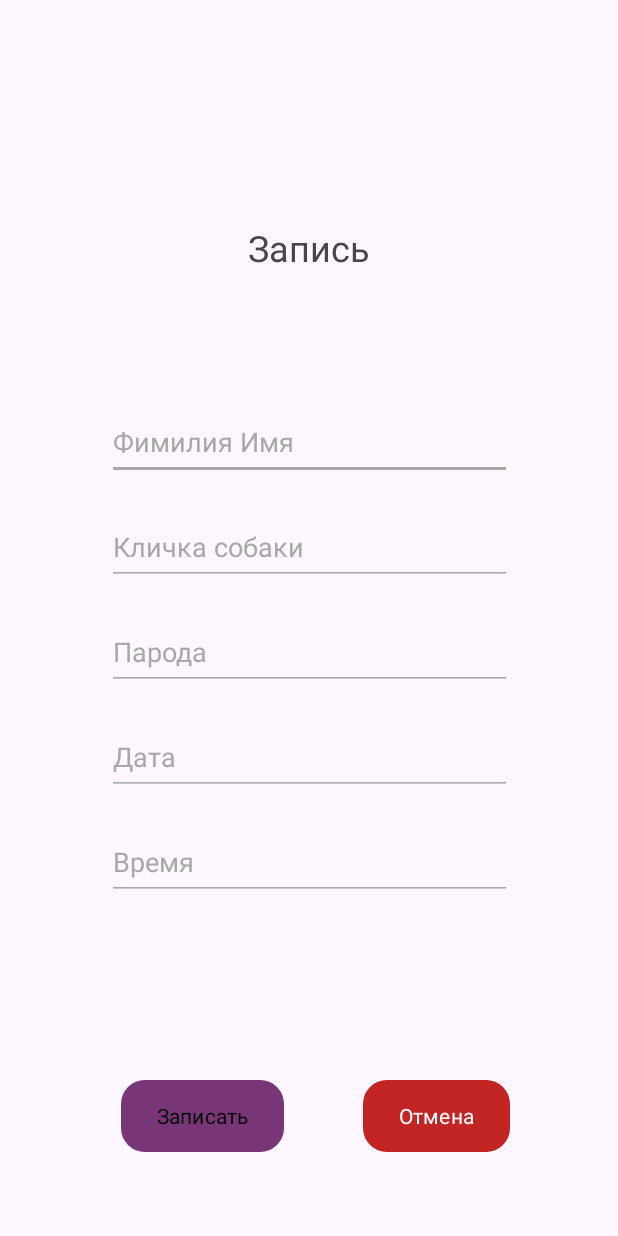
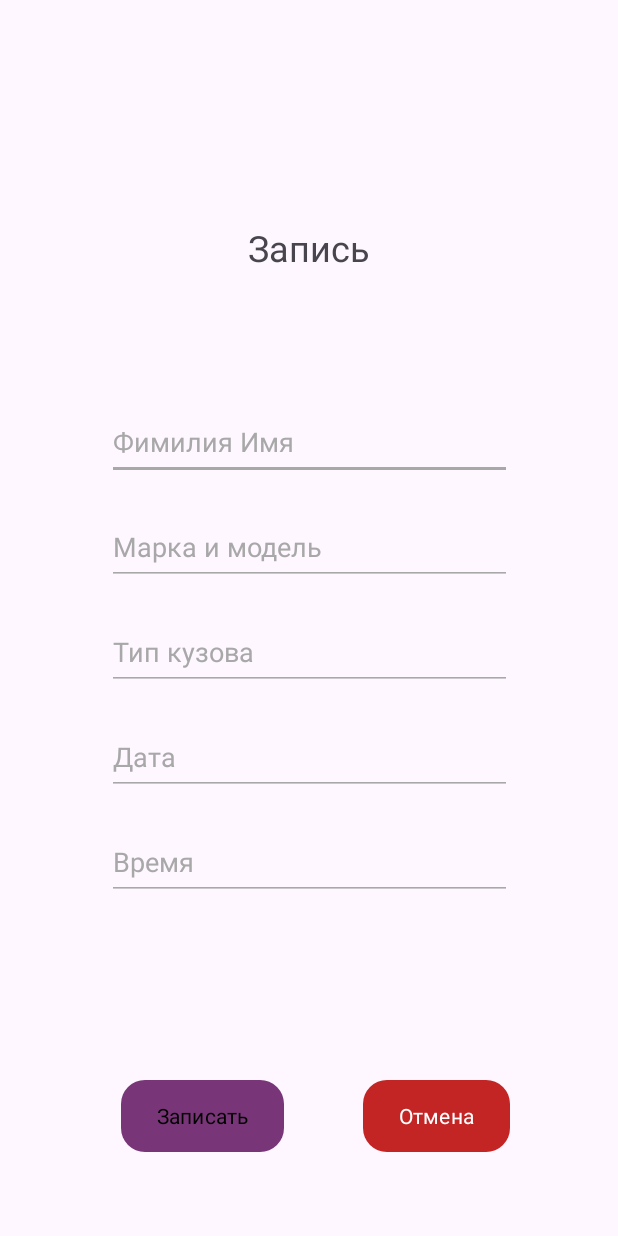
Before and after one commit to Dexl2003/Garage, an Android app: the RecordActivity screen opened directly, with no data from a screen before it, on a phone screen of 412 x 824 dp. Run offline under Robolectric (Android 15) with nearby library versions, the light colour scheme and no system bars.

Commit message:
Edit Manifest

```diff
--- a/app/src/main/AndroidManifest.xml
+++ b/app/src/main/AndroidManifest.xml
@@ -6,11 +6,11 @@
         android:allowBackup="true"
         android:dataExtractionRules="@xml/data_extraction_rules"
         android:fullBackupContent="@xml/backup_rules"
-        android:icon="@drawable/fs"
+        android:icon="@drawable/img"
         android:label="Garage"
-        android:roundIcon="@drawable/fs"
+        android:roundIcon="@drawable/img"
         android:supportsRtl="true"
-        android:theme="@style/Theme.Dog_Live"
+        android:theme="@style/Theme.Garage"
         tools:targetApi="31">
         <activity
             android:name=".MainActivity"
--- a/app/src/main/res/layout/activity_record.xml
+++ b/app/src/main/res/layout/activity_record.xml
@@ -26,14 +26,14 @@
 
     <EditText
         android:id="@+id/editText_petName"
+        style="@style/TextColors"
         android:layout_width="270dp"
         android:layout_height="50dp"
         android:layout_marginBottom="20dp"
         android:backgroundTint="#A8A8A8"
+        android:ems="10"
         android:fontFamily="@res/font/bahnschrift.TTF"
-        android:ems="10"
-        android:hint="@string/pet_name"
-        style="@style/TextColors"
+        android:hint="Марка и модель"
         android:inputType="text"
         android:textColorHint="#A8A8A8"
         app:layout_constraintBottom_toTopOf="@+id/editText_petBreed"
@@ -42,15 +42,15 @@
 
     <EditText
         android:id="@+id/editText_petBreed"
+        style="@style/TextColors"
         android:layout_width="270dp"
         android:layout_height="50dp"
         android:layout_marginBottom="20dp"
         android:backgroundTint="#A8A8A8"
         android:ems="10"
         android:fontFamily="@res/font/bahnschrift.TTF"
-        android:hint="@string/pet_breed"
+        android:hint="Тип кузова"
         android:inputType="text"
-        style="@style/TextColors"
         android:textColorHint="#A8A8A8"
         app:layout_constraintBottom_toTopOf="@+id/editText_datePicker"
         app:layout_constraintEnd_toEndOf="@+id/editText_datePicker"
--- a/app/src/main/res/values/themes.xml
+++ b/app/src/main/res/values/themes.xml
@@ -5,5 +5,5 @@
         <!-- <item name="colorPrimary">@color/my_light_primary</item> -->
     </style>
 
-    <style name="Theme.Dog_Live" parent="Base.Theme.Dog_Live" />
+    <style name="Theme.Garage" parent="Base.Theme.Dog_Live" />
 </resources>
--- a/settings.gradle.kts
+++ b/settings.gradle.kts
@@ -13,5 +13,5 @@ dependencyResolutionManagement {
     }
 }
 
-rootProject.name = "Dog_Live"
+rootProject.name = "Garage"
 include(":app")
```
